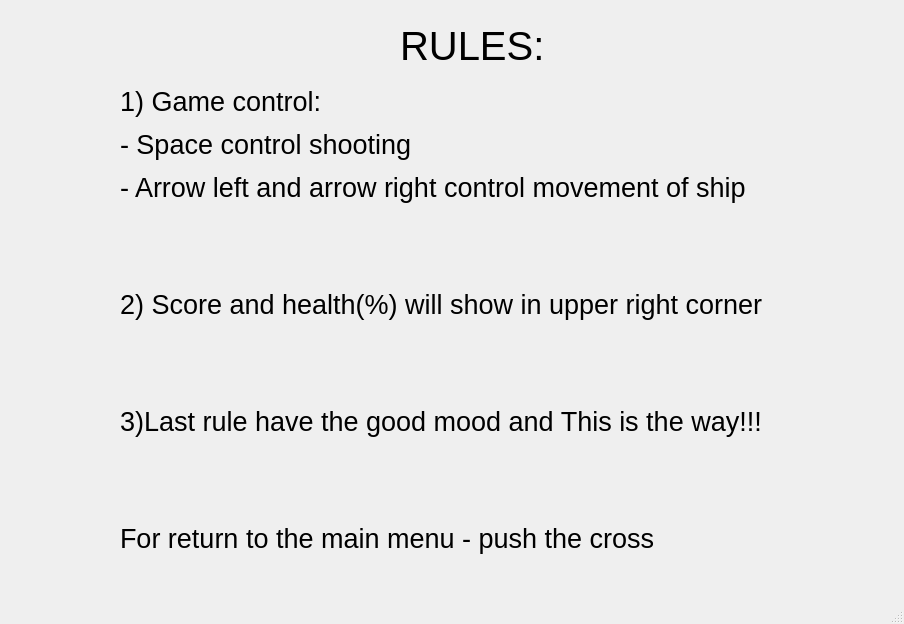
Above: rules.ui from datpetr/Star_Battle before the change. Below: the same form after it.
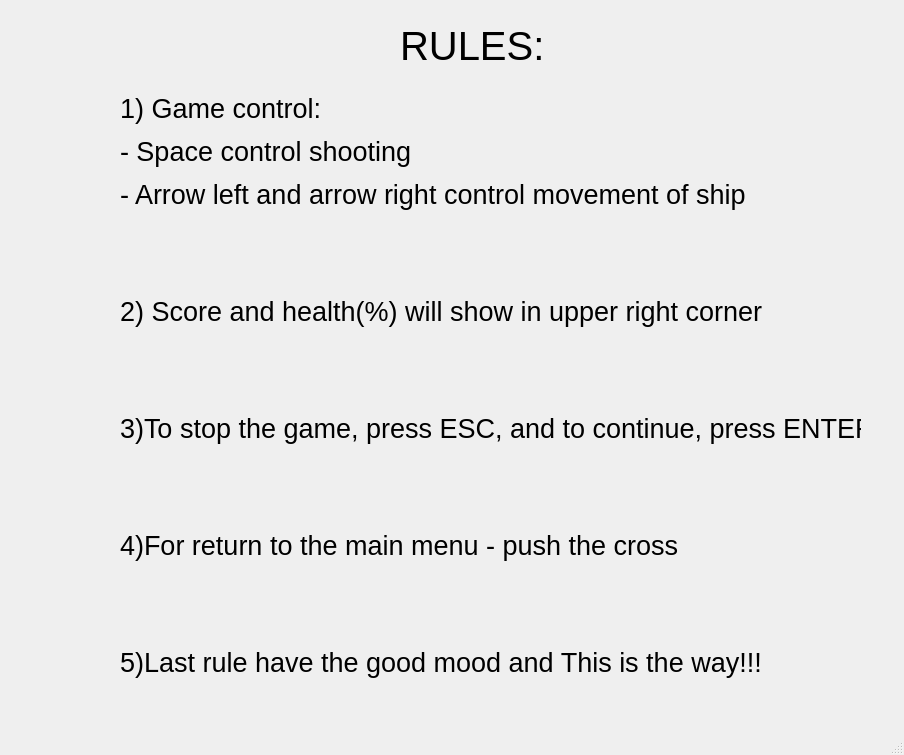
That is the form after the change.

```diff
--- a/rules.ui
+++ b/rules.ui
@@ -7,7 +7,7 @@
     <x>0</x>
     <y>0</y>
     <width>904</width>
-    <height>624</height>
+    <height>755</height>
    </rect>
   </property>
   <property name="windowTitle">
@@ -38,7 +38,7 @@
       <x>120</x>
       <y>70</y>
       <width>741</width>
-      <height>501</height>
+      <height>631</height>
      </rect>
     </property>
     <property name="font">
@@ -47,7 +47,7 @@
      </font>
     </property>
     <property name="text">
-     <string>&lt;html&gt;&lt;head/&gt;&lt;body&gt;&lt;p&gt;1) Game control:&lt;/p&gt;&lt;p&gt;- Space control shooting&lt;/p&gt;&lt;p&gt;- Arrow left and arrow right control movement of ship &lt;/p&gt;&lt;p&gt;&lt;br/&gt;&lt;/p&gt;&lt;p&gt;2) Score and health(%) will show in upper right corner&lt;/p&gt;&lt;p&gt;&lt;br/&gt;&lt;/p&gt;&lt;p&gt;3)Last rule have the good mood and This is the way!!!&lt;/p&gt;&lt;p&gt;&lt;br/&gt;&lt;/p&gt;&lt;p&gt;For return to the main menu - push the cross&lt;/p&gt;&lt;/body&gt;&lt;/html&gt;</string>
+     <string>&lt;html&gt;&lt;head/&gt;&lt;body&gt;&lt;p&gt;1) Game control:&lt;/p&gt;&lt;p&gt;- Space control shooting&lt;/p&gt;&lt;p&gt;- Arrow left and arrow right control movement of ship &lt;/p&gt;&lt;p&gt;&lt;br/&gt;&lt;/p&gt;&lt;p&gt;2) Score and health(%) will show in upper right corner&lt;/p&gt;&lt;p&gt;&lt;br/&gt;&lt;/p&gt;&lt;p&gt;3)To stop the game, press ESC, and to continue, press ENTER&lt;/p&gt;&lt;p&gt;&lt;br/&gt;&lt;/p&gt;&lt;p&gt;4)For return to the main menu - push the cross&lt;/p&gt;&lt;p&gt;&lt;br/&gt;&lt;/p&gt;&lt;p&gt;5)Last rule have the good mood and This is the way!!!&lt;/p&gt;&lt;/body&gt;&lt;/html&gt;</string>
     </property>
    </widget>
   </widget>
```
